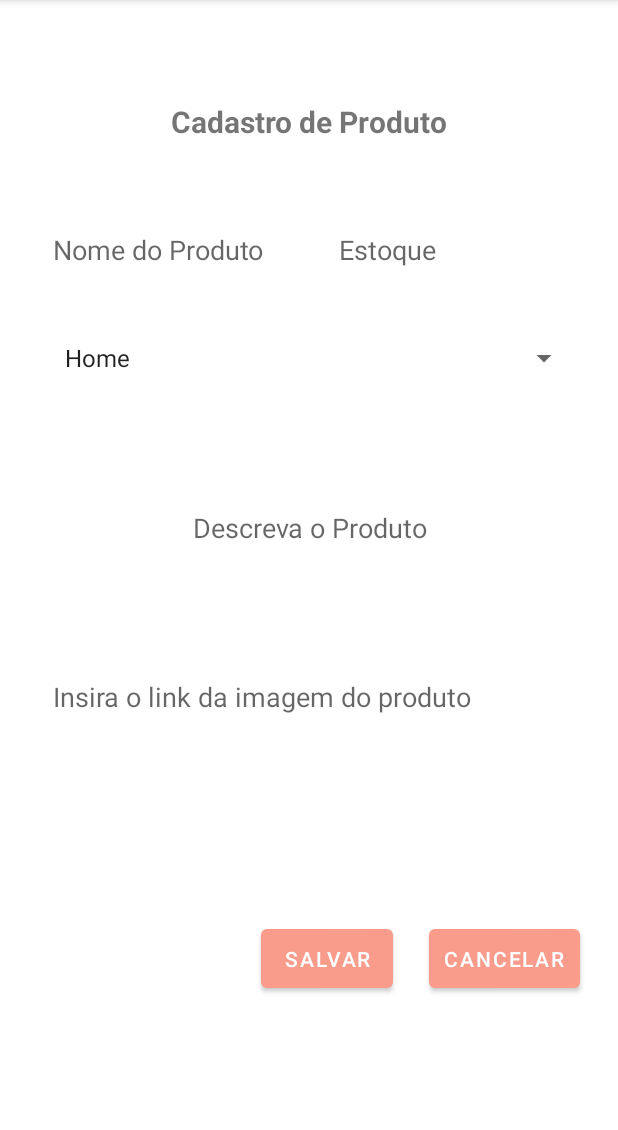
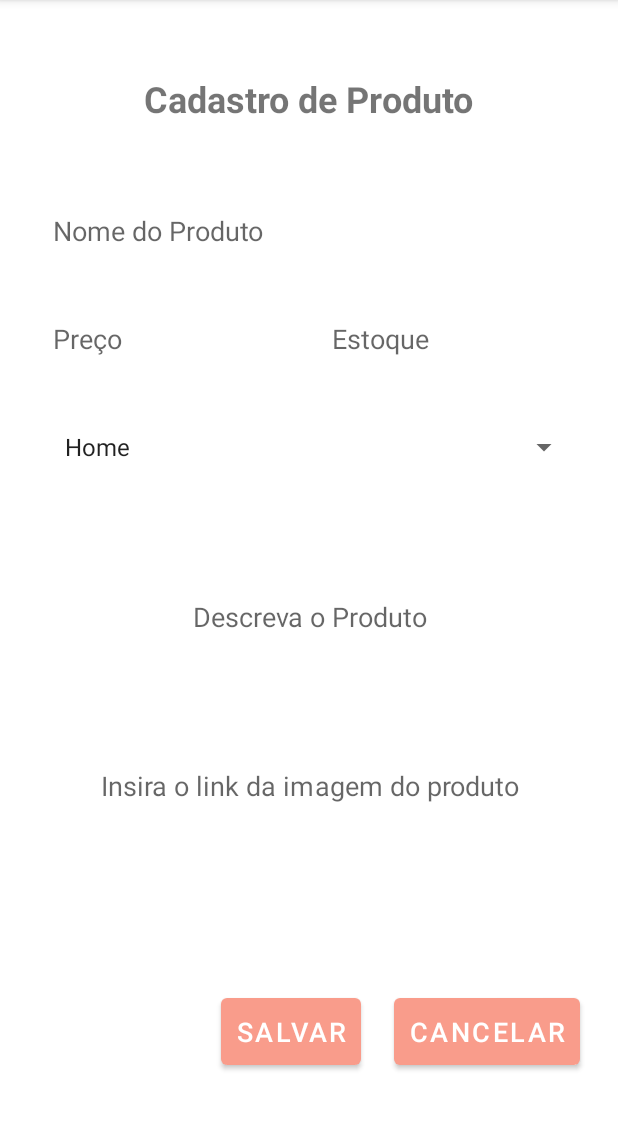
Before and after one commit to Kaiohnrq/Uana-AndroidStudio, an Android app: the FormFragment screen opened through its navigation route, on a phone screen of 412 x 824 dp, the part 84-1214 px from its top. Run offline under Robolectric (Android 15) with nearby library versions, the phone set to English and light mode, and no system bars.

Commit message:
implementação do recycler view

```diff
--- a/app/src/main/java/com/example/uana/ProdutoFragment.kt
+++ b/app/src/main/java/com/example/uana/ProdutoFragment.kt
@@ -6,7 +6,10 @@ import android.view.LayoutInflater
 import android.view.View
 import android.view.ViewGroup
 import androidx.navigation.fragment.findNavController
+import androidx.recyclerview.widget.LinearLayoutManager
+import com.example.uana.adapter.ProdutoAdapter
 import com.example.uana.databinding.FragmentProdutoBinding
+import com.example.uana.model.Produto
 
 
 class ProdutoFragment : Fragment() {
@@ -18,7 +21,48 @@ class ProdutoFragment : Fragment() {
         savedInstanceState: Bundle?
     ): View? {
 
-        binding = FragmentProdutoBinding.inflate(layoutInflater,container,false)
+        binding = FragmentProdutoBinding.inflate(layoutInflater, container, false)
+
+        val listProduto = listOf<Produto>(
+            Produto(
+                "Sabonete",
+                "Cheiro floral",
+                12345,
+                "R$2.50",
+                "imagemlegal.com",
+                5,
+                "Higiene"
+
+            ),
+            Produto(
+                "Shampoo em barra",
+                "Shampoo de babosa em barra",
+                54321,
+                "R$10.0",
+                "imagemlegal2.com",
+                5,
+                "Higiene"
+
+            ),
+            Produto(
+                "Condicionador em barra",
+                "Condicionador de babosa em barra",
+                43125,
+                "R$10.0",
+                "imagemlegal3.com",
+                5,
+                "Higiene"
+
+            )
+
+        )
+
+        val adapter = ProdutoAdapter()
+        binding.recyclerProduto.layoutManager = LinearLayoutManager(context)
+        binding.recyclerProduto.adapter = adapter
+        binding.recyclerProduto.setHasFixedSize(true)
+
+        adapter.setList(listProduto)
 
         binding.floatingAdd.setOnClickListener {
             findNavController().navigate(R.id.action_produtoFragment_to_formFragment)
@@ -29,4 +73,5 @@ class ProdutoFragment : Fragment() {
     }
 
 
+
 }
--- /dev/null
+++ b/app/src/main/java/com/example/uana/adapter/ProdutoAdapter.kt
@@ -0,0 +1,45 @@
+package com.example.uana.adapter
+
+import android.view.LayoutInflater
+import android.view.ViewGroup
+import androidx.recyclerview.widget.RecyclerView
+import com.example.uana.databinding.CardLayoutBinding
+import com.example.uana.model.Produto
+
+class ProdutoAdapter : RecyclerView.Adapter<ProdutoAdapter.ProdutoViewHolder>(
+
+
+) {
+    private var listProduto = emptyList<Produto>()
+
+    class ProdutoViewHolder(val binding: CardLayoutBinding) : RecyclerView.ViewHolder(binding.root)
+
+    override fun onCreateViewHolder(parent: ViewGroup, viewType: Int): ProdutoViewHolder {
+        return ProdutoViewHolder(
+            CardLayoutBinding.inflate(
+                LayoutInflater.from(parent.context), parent, false
+            )
+        )
+    }
+
+    override fun onBindViewHolder(holder: ProdutoViewHolder, position: Int) {
+        val produto = listProduto[position]
+        holder.binding.textNome.text = produto.nome
+        holder.binding.textDescricao.text = produto.descricao
+        holder.binding.textCodigoProduto.text = produto.codigoProduto.toString()
+        holder.binding.textPreco.text = produto.preco
+        holder.binding.textImagemProduto.text = produto.imagemProduto
+        holder.binding.textEstoque.text = produto.estoque.toString()
+        holder.binding.textCategoria.text = produto.categoria
+    }
+
+    override fun getItemCount(): Int {
+        return listProduto.size
+    }
+
+    fun setList(list: List<Produto>) {
+
+        listProduto = list
+        notifyDataSetChanged()
+    }
+}
--- /dev/null
+++ b/app/src/main/java/com/example/uana/model/Produto.kt
@@ -0,0 +1,12 @@
+package com.example.uana.model
+
+data class Produto(
+    val nome: String,
+    val descricao: String,
+    val codigoProduto: Int,
+    val preco: String,
+    val imagemProduto: String,
+    val estoque: Int,
+    val categoria: String
+) {
+}
--- a/app/src/main/res/layout/activity_main.xml
+++ b/app/src/main/res/layout/activity_main.xml
@@ -9,8 +9,8 @@
     <androidx.fragment.app.FragmentContainerView
         android:id="@+id/fragmentContainerView"
         android:name="androidx.navigation.fragment.NavHostFragment"
-        android:layout_width="409dp"
-        android:layout_height="729dp"
+        android:layout_width="0dp"
+        android:layout_height="0dp"
         android:layout_marginStart="1dp"
         android:layout_marginTop="1dp"
         android:layout_marginEnd="1dp"
--- a/app/src/main/res/layout/fragment_form.xml
+++ b/app/src/main/res/layout/fragment_form.xml
@@ -16,11 +16,13 @@
         android:layout_marginBottom="48dp"
         android:padding="10dp"
         android:text="@string/salvar"
+        android:textSize="18sp"
         app:layout_constraintBottom_toBottomOf="parent"
         app:layout_constraintEnd_toStartOf="@+id/buttonCancelar"
-        app:layout_constraintHorizontal_bias="0.912"
+        app:layout_constraintHorizontal_bias="0.911"
         app:layout_constraintStart_toStartOf="parent"
-        app:layout_constraintTop_toBottomOf="@+id/editTextTextPersonName3"
+        app:layout_constraintTop_toBottomOf="@+id/imagemProduto"
+        app:layout_constraintVertical_bias="0.909"
         tools:ignore="TextContrastCheck" />
 
     <Button
@@ -32,38 +34,19 @@
         android:layout_marginBottom="48dp"
         android:padding="10dp"
         android:text="@string/cancelar"
+        android:textSize="18sp"
         app:layout_constraintBottom_toBottomOf="parent"
         app:layout_constraintEnd_toEndOf="parent"
-        app:layout_constraintTop_toBottomOf="@+id/editTextTextPersonName3"
+        app:layout_constraintTop_toBottomOf="@+id/imagemProduto"
+        app:layout_constraintVertical_bias="0.909"
         tools:ignore="TextContrastCheck" />
 
     <EditText
-        android:id="@+id/editText"
-        android:layout_width="0dp"
-        android:layout_height="130dp"
-        android:layout_marginStart="24dp"
-        android:layout_marginTop="24dp"
-        android:layout_marginEnd="24dp"
-        android:autofillHints=""
-        android:backgroundTint="@color/invisible"
-        android:ems="10"
-        android:gravity="center"
-        android:hint="@string/descreva_o_produto"
-        android:inputType="textMultiLine"
-        android:padding="10dp"
-        android:textAlignment="center"
-        app:layout_constraintEnd_toEndOf="parent"
-        app:layout_constraintHorizontal_bias="0.0"
-        app:layout_constraintStart_toStartOf="parent"
-        app:layout_constraintTop_toBottomOf="@+id/spinner"
-        tools:ignore="TextContrastCheck" />
-
-    <EditText
-        android:id="@+id/editTextNumber"
+        android:id="@+id/estoque"
         android:layout_width="0dp"
         android:layout_height="wrap_content"
-        android:layout_marginStart="20dp"
-        android:layout_marginTop="48dp"
+        android:layout_marginStart="10dp"
+        android:layout_marginTop="24dp"
         android:layout_marginEnd="24dp"
         android:autofillHints=""
         android:backgroundTint="@color/invisible"
@@ -72,56 +55,58 @@
         android:inputType="number"
         android:minHeight="48dp"
         android:padding="10dp"
+        android:textSize="18sp"
         app:layout_constraintEnd_toEndOf="parent"
-        app:layout_constraintStart_toEndOf="@+id/editTextTextPersonName"
-        app:layout_constraintTop_toBottomOf="@+id/textView3"
+        app:layout_constraintStart_toEndOf="@+id/preco"
+        app:layout_constraintTop_toBottomOf="@+id/nome"
         tools:ignore="TextContrastCheck" />
 
     <EditText
-        android:id="@+id/editTextTextPersonName"
+        android:id="@+id/preco"
+        android:layout_width="0dp"
+        android:layout_height="wrap_content"
+        android:layout_marginStart="24dp"
+        android:layout_marginTop="24dp"
+        android:autofillHints=""
+        android:backgroundTint="@color/invisible"
+        android:ems="10"
+        android:hint="@string/preco"
+        android:inputType="number"
+        android:minHeight="48dp"
+        android:padding="10dp"
+        android:textSize="18sp"
+        app:layout_constraintEnd_toStartOf="@+id/estoque"
+        app:layout_constraintStart_toStartOf="parent"
+        app:layout_constraintTop_toBottomOf="@+id/nome"
+        tools:ignore="TextContrastCheck" />
+
+    <EditText
+        android:id="@+id/nome"
         android:layout_width="0dp"
         android:layout_height="wrap_content"
         android:layout_marginStart="24dp"
         android:layout_marginTop="48dp"
+        android:layout_marginEnd="24dp"
+        android:autofillHints=""
         android:backgroundTint="@color/invisible"
         android:ems="10"
         android:hint="@string/nome_do_produto"
         android:inputType="textPersonName"
         android:minHeight="48dp"
         android:padding="10dp"
-        app:layout_constraintEnd_toStartOf="@+id/editTextNumber"
+        android:textSize="18sp"
+        app:layout_constraintEnd_toEndOf="parent"
         app:layout_constraintStart_toStartOf="parent"
-        app:layout_constraintTop_toBottomOf="@+id/textView3"
-        tools:ignore="TextContrastCheck"
-        android:autofillHints="" />
-
-    <EditText
-        android:id="@+id/editTextTextPersonName3"
-        android:layout_width="0dp"
-        android:layout_height="wrap_content"
-        android:layout_marginStart="24dp"
-        android:layout_marginTop="24dp"
-        android:layout_marginEnd="24dp"
-        android:backgroundTint="@color/invisible"
-        android:ems="10"
-        android:hint="@string/insira_o_link_da_imagem_do_produto"
-        android:inputType="textPersonName"
-        android:minHeight="48dp"
-        android:padding="10dp"
-        app:layout_constraintEnd_toEndOf="parent"
-        app:layout_constraintHorizontal_bias="1.0"
-        app:layout_constraintStart_toStartOf="parent"
-        app:layout_constraintTop_toBottomOf="@+id/editText"
-        tools:ignore="TextContrastCheck"
-        android:autofillHints="" />
+        app:layout_constraintTop_toBottomOf="@+id/cadastroProdutos"
+        tools:ignore="TextContrastCheck" />
 
     <TextView
-        android:id="@+id/textView3"
+        android:id="@+id/cadastroProdutos"
         android:layout_width="wrap_content"
         android:layout_height="wrap_content"
         android:layout_marginTop="48dp"
         android:text="@string/cadastro_de_produto"
-        android:textSize="20sp"
+        android:textSize="24sp"
         android:textStyle="bold"
         app:layout_constraintEnd_toEndOf="parent"
         app:layout_constraintStart_toStartOf="parent"
@@ -137,8 +122,52 @@
         android:entries="@android:array/phoneTypes"
         android:padding="10dp"
         app:layout_constraintEnd_toEndOf="parent"
-        app:layout_constraintHorizontal_bias="1.0"
+        app:layout_constraintHorizontal_bias="0.0"
         app:layout_constraintStart_toStartOf="parent"
-        app:layout_constraintTop_toBottomOf="@+id/editTextNumber" />
+        app:layout_constraintTop_toBottomOf="@+id/estoque" />
+
+    <EditText
+        android:id="@+id/descricao"
+        android:layout_width="0dp"
+        android:layout_height="130dp"
+        android:layout_marginStart="24dp"
+        android:layout_marginTop="24dp"
+        android:layout_marginEnd="24dp"
+        android:autofillHints=""
+        android:backgroundTint="@color/invisible"
+        android:ems="10"
+        android:gravity="center"
+        android:hint="@string/descreva_o_produto"
+        android:inputType="textMultiLine"
+        android:padding="10dp"
+        android:textAlignment="center"
+        android:textSize="18sp"
+        app:layout_constraintEnd_toEndOf="parent"
+        app:layout_constraintHorizontal_bias="0.0"
+        app:layout_constraintStart_toStartOf="parent"
+        app:layout_constraintTop_toBottomOf="@+id/spinner"
+        tools:ignore="TextContrastCheck" />
+
+    <EditText
+        android:id="@+id/imagemProduto"
+        android:layout_width="0dp"
+        android:layout_height="wrap_content"
+        android:layout_marginStart="24dp"
+        android:layout_marginTop="24dp"
+        android:layout_marginEnd="24dp"
+        android:autofillHints=""
+        android:backgroundTint="@color/invisible"
+        android:ems="10"
+        android:gravity="center"
+        android:hint="@string/insira_o_link_da_imagem_do_produto"
+        android:inputType="textPersonName"
+        android:minHeight="48dp"
+        android:padding="10dp"
+        android:textSize="18sp"
+        app:layout_constraintEnd_toEndOf="parent"
+        app:layout_constraintHorizontal_bias="0.0"
+        app:layout_constraintStart_toStartOf="parent"
+        app:layout_constraintTop_toBottomOf="@+id/descricao"
+        tools:ignore="TextContrastCheck" />
 
 </androidx.constraintlayout.widget.ConstraintLayout>
--- a/app/src/main/res/layout/fragment_produto.xml
+++ b/app/src/main/res/layout/fragment_produto.xml
@@ -7,7 +7,7 @@
     tools:context=".ProdutoFragment" >
 
     <androidx.recyclerview.widget.RecyclerView
-        android:id="@+id/recyclerTarefa"
+        android:id="@+id/recyclerProduto"
         android:layout_width="0dp"
         android:layout_height="0dp"
         app:layout_constraintBottom_toBottomOf="parent"
@@ -21,8 +21,10 @@
         android:layout_height="wrap_content"
         android:layout_marginEnd="32dp"
         android:layout_marginBottom="32dp"
+        android:backgroundTint="@color/terracotta_dark"
         android:clickable="true"
         android:src="@drawable/ic_baseline_add_24"
+        app:backgroundTint="@color/terracotta_dark"
         app:layout_constraintBottom_toBottomOf="parent"
         app:layout_constraintEnd_toEndOf="parent"
         tools:ignore="SpeakableTextPresentCheck,ImageContrastCheck" />
--- a/app/src/main/res/values-night/strings.xml
+++ b/app/src/main/res/values-night/strings.xml
@@ -8,4 +8,7 @@
     <string name="downloadimage">downloadimage</string>
     <string name="cadastro_de_produto">Cadastro de Produto</string>
     <string name="insira_o_link_da_imagem_do_produto">Insira o link da imagem do produto</string>
+    <string name="atualizar">Atualizar</string>
+    <string name="deletar">Deletar</string>
+    <string name="preco">Preço</string>
 </resources>
--- a/app/src/main/res/values/strings.xml
+++ b/app/src/main/res/values/strings.xml
@@ -11,4 +11,7 @@
     <string name="insira_o_link_da_imagem_do_produto">Insira o link da imagem do produto</string>
     <!-- TODO: Remove or change this placeholder text -->
     <string name="hello_blank_fragment">Hello blank fragment</string>
+    <string name="atualizar">Atualizar</string>
+    <string name="deletar">Deletar</string>
+    <string name="preco">Preço</string>
 </resources>
```
Also changed, not shown: app/src/main/java/com/example/uana/FormFragment.kt (+7 -3 lines), app/src/main/res/layout/card_layout.xml (added, +101 -0 lines), 1 other file.
